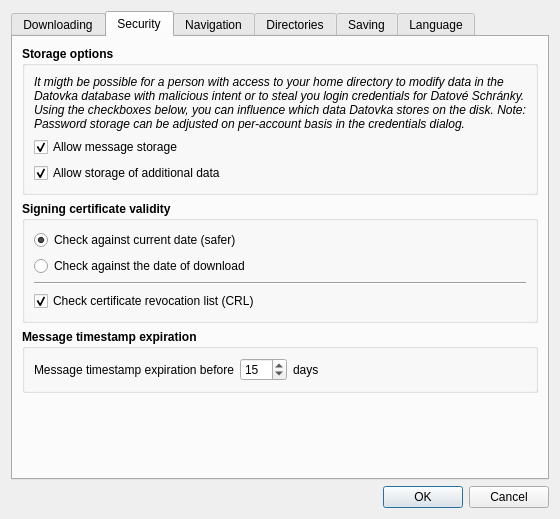
The window that src/gui/ui/dlg_preferences.ui (psakar/datovka) describes before a commit, drawn with Qt 5.
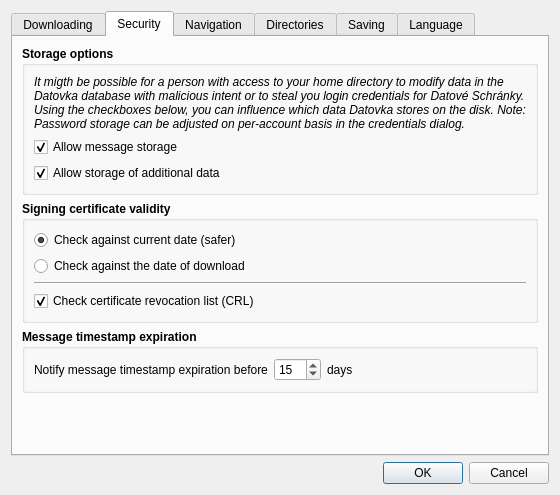
The same window after the commit. The open tabs and pages were chosen to show the change. Icons and pictures are not drawn.

Commit message: Added some tooltips to preferences

```diff
--- a/src/gui/ui/dlg_preferences.ui
+++ b/src/gui/ui/dlg_preferences.ui
@@ -7,7 +7,7 @@
     <x>0</x>
     <y>0</y>
     <width>560</width>
-    <height>519</height>
+    <height>495</height>
    </rect>
   </property>
   <property name="minimumSize">
@@ -553,7 +553,7 @@
              </font>
             </property>
             <property name="text">
-             <string>Message timestamp expiration before</string>
+             <string>Notify message timestamp expiration before</string>
             </property>
            </widget>
           </item>
```
Left out of the diff: 4 changed lines with no effect on the pictures.
